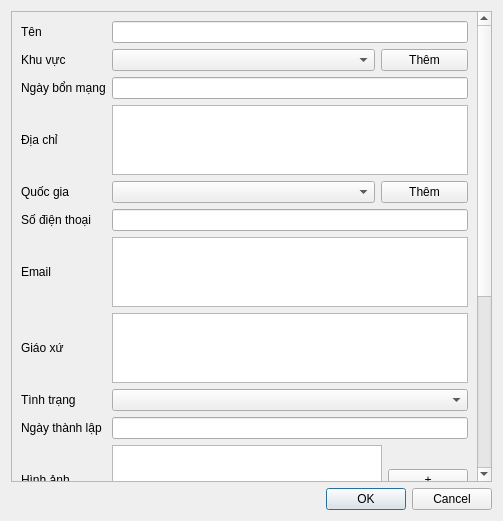
Qt form app/view/dialog/dlgcommunity.ui (emtrai/hrm_monastery) before a commit.
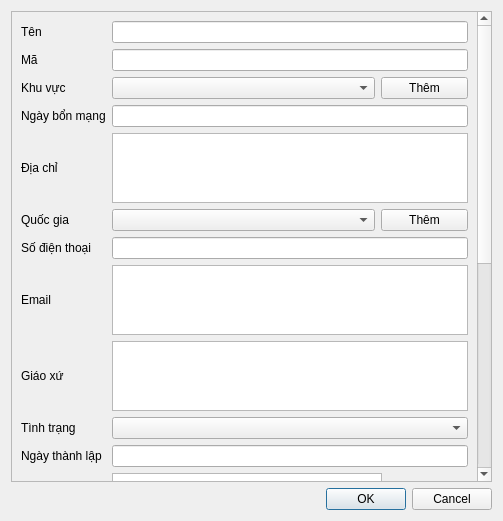
The same form after that commit. Icons and pictures are not drawn.

Diff of the .ui file:
```diff
--- a/app/view/dialog/dlgcommunity.ui
+++ b/app/view/dialog/dlgcommunity.ui
@@ -23,75 +23,87 @@
       <property name="geometry">
        <rect>
         <x>0</x>
-        <y>-454</y>
+        <y>-485</y>
         <width>462</width>
-        <height>909</height>
+        <height>1021</height>
        </rect>
       </property>
       <layout class="QVBoxLayout" name="verticalLayout_2">
        <item>
         <layout class="QGridLayout" name="gridLayout">
-         <item row="5" column="1">
-          <widget class="QLineEdit" name="txtTel"/>
-         </item>
          <item row="12" column="1">
-          <widget class="QTextEdit" name="txtInfo"/>
+          <widget class="QComboBox" name="cbParentCommunity"/>
          </item>
-         <item row="8" column="0">
+         <item row="5" column="0">
+          <widget class="QLabel" name="label_10">
+           <property name="text">
+            <string>Quốc gia</string>
+           </property>
+          </widget>
+         </item>
+         <item row="6" column="0">
+          <widget class="QLabel" name="label_11">
+           <property name="text">
+            <string>Số điện thoại</string>
+           </property>
+          </widget>
+         </item>
+         <item row="4" column="0">
+          <widget class="QLabel" name="label_8">
+           <property name="text">
+            <string>Địa chỉ</string>
+           </property>
+          </widget>
+         </item>
+         <item row="3" column="0">
+          <widget class="QLabel" name="label_13">
+           <property name="text">
+            <string>Ngày bổn mạng</string>
+           </property>
+          </widget>
+         </item>
+         <item row="9" column="0">
           <widget class="QLabel" name="label_6">
            <property name="text">
             <string>Tình trạng</string>
            </property>
           </widget>
          </item>
-         <item row="7" column="0">
-          <widget class="QLabel" name="label_7">
-           <property name="text">
-            <string>Giáo xứ</string>
-           </property>
-          </widget>
-         </item>
          <item row="8" column="1">
-          <widget class="QComboBox" name="cbStatus"/>
+          <widget class="QPlainTextEdit" name="txtChurch"/>
          </item>
-         <item row="14" column="1">
-          <layout class="QHBoxLayout" name="horizontalLayout_3">
-           <item>
-            <widget class="QLineEdit" name="txtCEO">
-             <property name="readOnly">
-              <bool>true</bool>
-             </property>
-            </widget>
-           </item>
-           <item>
-            <widget class="QPushButton" name="btnSearchCEO">
-             <property name="text">
-              <string>Tìm</string>
-             </property>
-             <property name="icon">
-              <iconset>
-               <normalon>:/icon/icon/icons8-search-64.png</normalon>
-              </iconset>
-             </property>
-            </widget>
-           </item>
-          </layout>
+         <item row="15" column="0">
+          <widget class="QLabel" name="label_16">
+           <property name="text">
+            <string>Giới thiệu</string>
+           </property>
+          </widget>
          </item>
-         <item row="1" column="0">
-          <widget class="QLabel" name="label_15">
+         <item row="6" column="1">
+          <widget class="QLineEdit" name="txtTel"/>
+         </item>
+         <item row="10" column="0">
+          <widget class="QLabel" name="label_2">
            <property name="text">
-            <string>Khu vực</string>
+            <string>Ngày thành lập</string>
            </property>
           </widget>
          </item>
-         <item row="11" column="0">
-          <widget class="QLabel" name="label_5">
+         <item row="13" column="0">
+          <widget class="QLabel" name="label_17">
            <property name="text">
-            <string>Cộng đoàn cha</string>
+            <string>Tổng phụ trách</string>
            </property>
           </widget>
          </item>
-         <item row="4" column="1">
+         <item row="14" column="0">
+          <widget class="QLabel" name="label_9">
+           <property name="text">
+            <string>Liên lạc khác</string>
+           </property>
+          </widget>
+         </item>
+         <item row="5" column="1">
           <layout class="QHBoxLayout" name="horizontalLayout_4" stretch="3,1">
            <item>
             <widget class="QComboBox" name="cbCountry"/>
@@ -110,43 +122,19 @@
            </item>
           </layout>
          </item>
-         <item row="3" column="0">
-          <widget class="QLabel" name="label_8">
+         <item row="1" column="1">
+          <widget class="QLineEdit" name="txtCode"/>
+         </item>
+         <item row="2" column="0">
+          <widget class="QLabel" name="label_15">
            <property name="text">
-            <string>Địa chỉ</string>
+            <string>Khu vực</string>
            </property>
           </widget>
          </item>
-         <item row="9" column="1">
+         <item row="10" column="1">
           <widget class="QLineEdit" name="txtEstablishDate"/>
          </item>
-         <item row="5" column="0">
-          <widget class="QLabel" name="label_11">
-           <property name="text">
-            <string>Số điện thoại</string>
-           </property>
-          </widget>
-         </item>
-         <item row="13" column="0">
-          <widget class="QLabel" name="label_4">
-           <property name="text">
-            <string>Lịch sử</string>
-           </property>
-          </widget>
-         </item>
-         <item row="7" column="1">
-          <widget class="QPlainTextEdit" name="txtChurch"/>
-         </item>
-         <item row="14" column="0">
-          <widget class="QLabel" name="label_17">
-           <property name="text">
-            <string>Tổng phụ trách</string>
-           </property>
-          </widget>
-         </item>
-         <item row="11" column="1">
-          <widget class="QComboBox" name="cbParentCommunity"/>
-         </item>
          <item row="0" column="0">
           <widget class="QLabel" name="label">
            <property name="text">
@@ -154,34 +142,50 @@
            </property>
           </widget>
          </item>
-         <item row="6" column="0">
-          <widget class="QLabel" name="label_12">
+         <item row="8" column="0">
+          <widget class="QLabel" name="label_7">
            <property name="text">
-            <string>Email</string>
+            <string>Giáo xứ</string>
            </property>
           </widget>
          </item>
-         <item row="6" column="1">
+         <item row="14" column="1">
+          <widget class="QPlainTextEdit" name="txtContact"/>
+         </item>
+         <item row="9" column="1">
+          <widget class="QComboBox" name="cbStatus"/>
+         </item>
+         <item row="4" column="1">
+          <widget class="QPlainTextEdit" name="txtAddr"/>
+         </item>
+         <item row="7" column="1">
           <widget class="QPlainTextEdit" name="txtEmail"/>
          </item>
          <item row="3" column="1">
-          <widget class="QPlainTextEdit" name="txtAddr"/>
+          <widget class="QLineEdit" name="txtFeaseDay"/>
+         </item>
+         <item row="11" column="1">
+          <layout class="QHBoxLayout" name="horizontalLayout_5">
+           <item>
+            <widget class="QGraphicsView" name="imgPicture"/>
+           </item>
+           <item>
+            <widget class="QPushButton" name="pushButton_5">
+             <property name="text">
+              <string>+</string>
+             </property>
+            </widget>
+           </item>
+          </layout>
          </item>
          <item row="12" column="0">
-          <widget class="QLabel" name="label_3">
+          <widget class="QLabel" name="label_5">
            <property name="text">
-            <string>Thông tin</string>
+            <string>Cộng đoàn cha</string>
            </property>
           </widget>
          </item>
-         <item row="9" column="0">
-          <widget class="QLabel" name="label_2">
-           <property name="text">
-            <string>Ngày thành lập</string>
-           </property>
-          </widget>
-         </item>
-         <item row="1" column="1">
+         <item row="2" column="1">
           <layout class="QHBoxLayout" name="horizontalLayout_6" stretch="3,1">
            <item>
             <widget class="QComboBox" name="cbArea"/>
@@ -200,49 +204,65 @@
            </item>
           </layout>
          </item>
-         <item row="2" column="0">
-          <widget class="QLabel" name="label_13">
+         <item row="7" column="0">
+          <widget class="QLabel" name="label_12">
            <property name="text">
-            <string>Ngày bổn mạng</string>
+            <string>Email</string>
            </property>
           </widget>
          </item>
-         <item row="10" column="0">
+         <item row="15" column="1">
+          <widget class="QPlainTextEdit" name="txtIntro"/>
+         </item>
+         <item row="11" column="0">
           <widget class="QLabel" name="label_14">
            <property name="text">
             <string>Hình ảnh</string>
            </property>
           </widget>
          </item>
-         <item row="10" column="1">
-          <layout class="QHBoxLayout" name="horizontalLayout_5">
-           <item>
-            <widget class="QGraphicsView" name="imgPicture"/>
-           </item>
-           <item>
-            <widget class="QPushButton" name="pushButton_5">
-             <property name="text">
-              <string>+</string>
-             </property>
-            </widget>
-           </item>
-          </layout>
-         </item>
          <item row="0" column="1">
           <widget class="QLineEdit" name="txtName"/>
          </item>
+         <item row="1" column="0">
+          <widget class="QLabel" name="label_3">
+           <property name="text">
+            <string>Mã</string>
+           </property>
+          </widget>
+         </item>
          <item row="13" column="1">
-          <widget class="QTextEdit" name="txtHistory"/>
+          <layout class="QHBoxLayout" name="horizontalLayout_3">
+           <item>
+            <widget class="QLineEdit" name="txtCEO">
+             <property name="readOnly">
+              <bool>true</bool>
+             </property>
+            </widget>
+           </item>
+           <item>
+            <widget class="QPushButton" name="btnSearchCEO">
+             <property name="text">
+              <string>Tìm</string>
+             </property>
+             <property name="icon">
+              <iconset>
+               <normalon>:/icon/icon/icons8-search-64.png</normalon>
+              </iconset>
+             </property>
+            </widget>
+           </item>
+          </layout>
          </item>
-         <item row="4" column="0">
-          <widget class="QLabel" name="label_10">
+         <item row="16" column="0">
+          <widget class="QLabel" name="label_4">
            <property name="text">
-            <string>Quốc gia</string>
+            <string>Ghi chú</string>
            </property>
           </widget>
          </item>
-         <item row="2" column="1">
-          <widget class="QLineEdit" name="txtFeaseDay"/>
+         <item row="16" column="1">
+          <widget class="QPlainTextEdit" name="txtNote"/>
          </item>
         </layout>
        </item>
```
